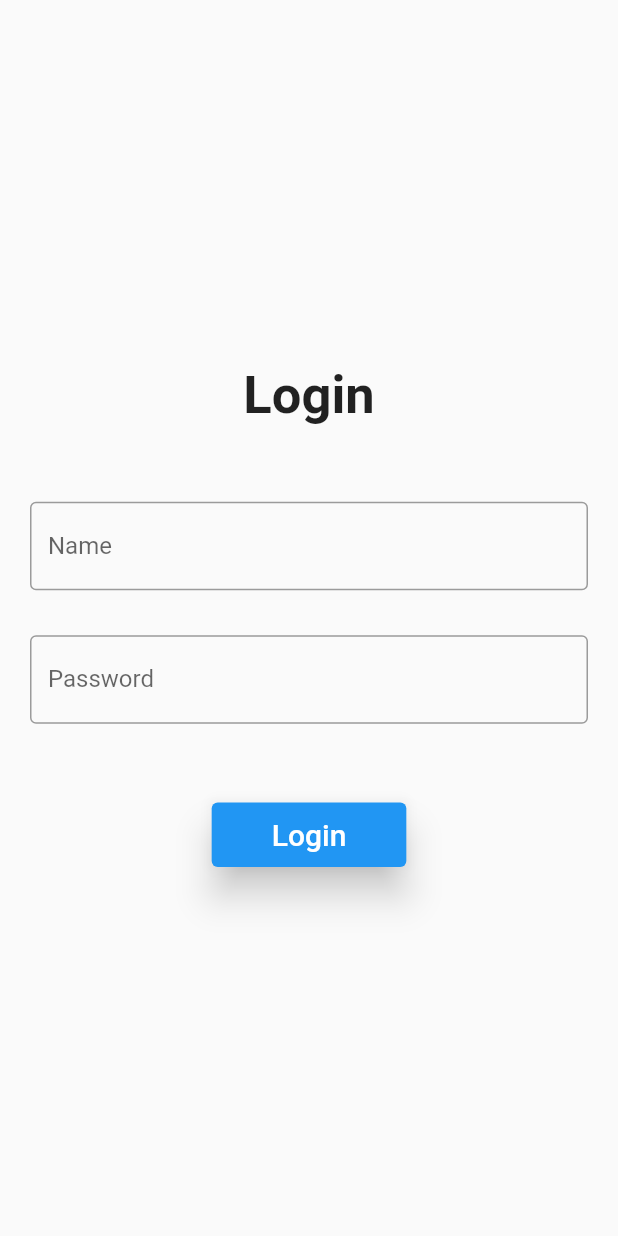
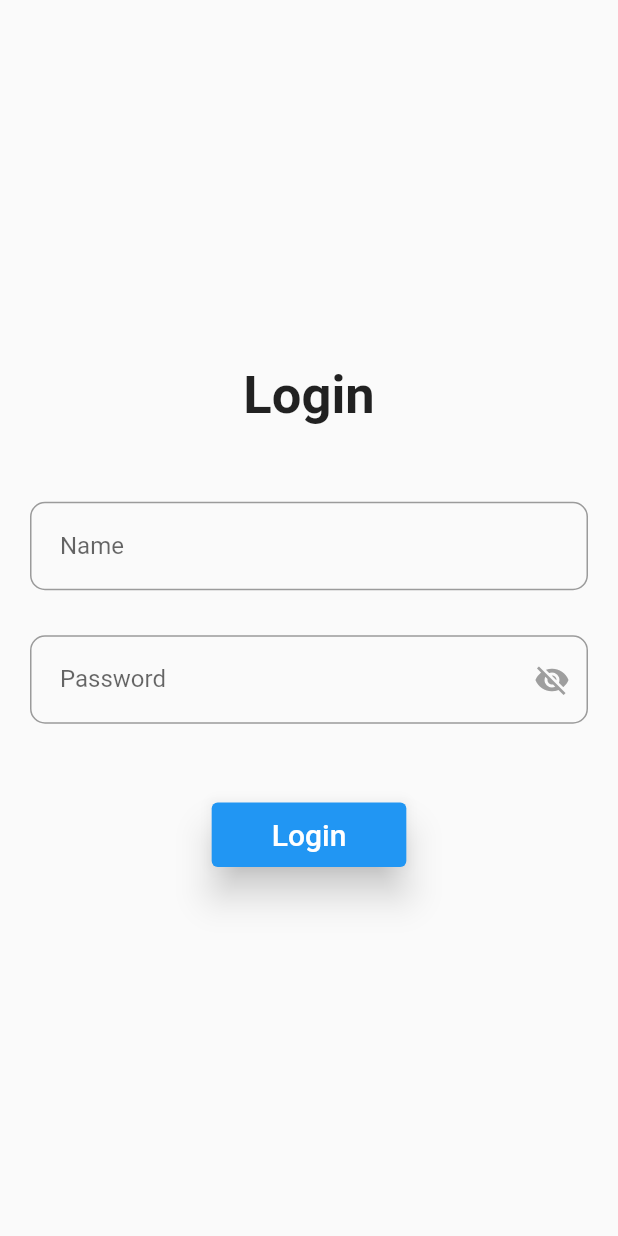
Before and after one commit to namnguyenviet18/CallApiFlutter, a Flutter app: the screen it shows after launch, on a phone screen of 412 x 824 dp. Run offline on Flutter 3.47's test engine with Material 2 defaults, Android fonts, the phone set to English and light mode, and no system bars; our stand-ins replace flutter_spinkit, shared_preferences.

Commit message:
Update login.dart

```diff
--- a/flutter project/lib/login.dart
+++ b/flutter project/lib/login.dart
@@ -15,8 +15,7 @@ class _LoginState extends State<Login> {
   TextEditingController userNameController = TextEditingController();
   TextEditingController passwordController = TextEditingController();
 
-  bool isValidAccount = false;
-
+  bool _isVisible = false;
   bool isValidDetails() {
     if(userNameController.text.isEmpty) {
       return false;
@@ -46,20 +45,45 @@ class _LoginState extends State<Login> {
           const SizedBox(height: 50,),
           TextField(
             controller: userNameController,
-            decoration: const InputDecoration(
+            obscureText: false,
+            decoration: InputDecoration(
               hintText: 'Enter your name',
               labelText: 'Name',
-              border: OutlineInputBorder(),
+              border: OutlineInputBorder(
+                borderRadius: BorderRadius.circular(10),
+                borderSide: const BorderSide(color: Colors.blue)
+              ),
+              contentPadding: const EdgeInsets.symmetric(horizontal: 20, vertical: 20),
+              focusedBorder: OutlineInputBorder(
+                  borderRadius: BorderRadius.circular(10),
+                  borderSide: const BorderSide(color: Colors.blue)
+              ),
             ),
           ),
           const SizedBox(height: 30,),
           TextField(
             controller: passwordController,
-            obscureText: true,
-            decoration: const InputDecoration(
+            obscureText: !_isVisible,
+            decoration: InputDecoration(
+              suffixIcon: IconButton(
+                onPressed: () {
+                  setState(() {
+                    _isVisible = !_isVisible;
+                  });
+                },
+                icon: _isVisible? const Icon(Icons.visibility, color: Colors.black87,): const Icon(Icons.visibility_off, color: Colors.grey,),
+              ),
+              border: OutlineInputBorder(
+                borderRadius: BorderRadius.circular(10),
+                borderSide: const BorderSide(color: Colors.blue)
+              ),
               hintText: 'Enter your password',
               labelText: 'Password',
-              border: OutlineInputBorder(),
+              contentPadding: const EdgeInsets.symmetric(horizontal: 20, vertical: 20),
+              focusedBorder: OutlineInputBorder(
+                  borderRadius: BorderRadius.circular(10),
+                  borderSide: const BorderSide(color: Colors.blue)
+              )
             ),
           ),
           const SizedBox(height: 50,),
```
